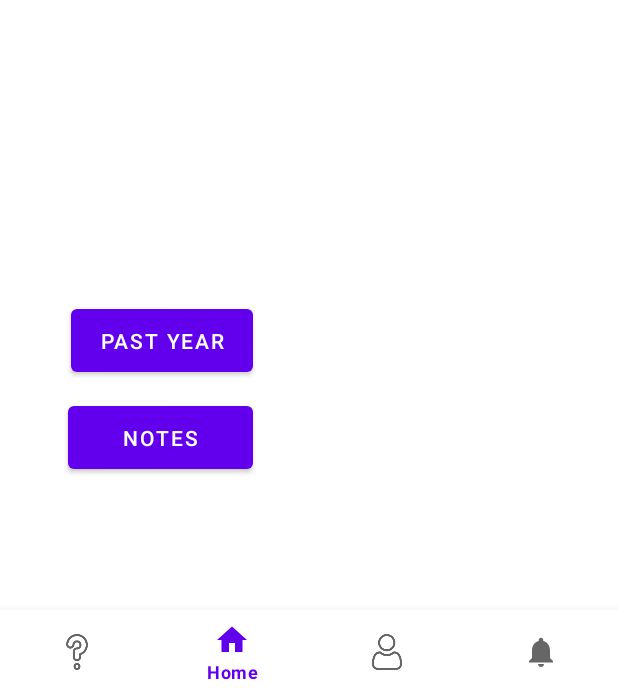
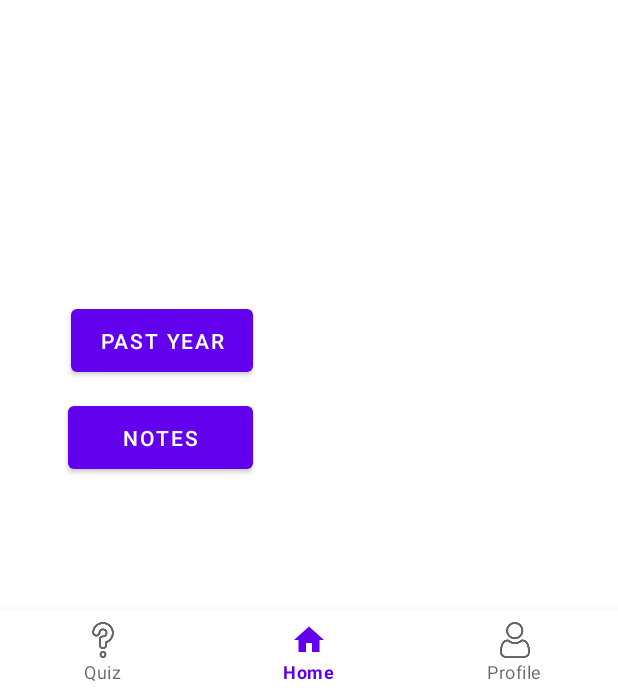
Before and after one commit to NurhanAnn/AccountOnTheGo_Report, an Android app: the screen it shows after launch (MainActivity), on a phone screen of 412 x 824 dp, the part 542-1236 px from its top. Run offline under Robolectric (Android 15) with nearby library versions, the phone set to English and light mode, and no system bars; our stand-ins replace navigation-ui; Roboto replaces fonts that are not available here.

Commit message:
NEW UPDATESSSSSSSSSSS

```diff
--- a/app/src/main/res/layout/activity_notes.xml
+++ b/app/src/main/res/layout/activity_notes.xml
@@ -27,7 +27,6 @@
         android:backgroundTint="#9F7878"
         android:drawableRight="@drawable/videos_zoom"
         android:text="videos"
-        android:onClick="openWebLink"
         app:layout_constraintBottom_toBottomOf="parent"
         app:layout_constraintEnd_toEndOf="parent"
         app:layout_constraintStart_toStartOf="parent"
--- a/app/src/main/res/layout/activity_profile.xml
+++ b/app/src/main/res/layout/activity_profile.xml
@@ -28,6 +28,6 @@
         app:layout_constraintLeft_toLeftOf="parent"
         app:layout_constraintRight_toRightOf="parent"
         app:layout_constraintTop_toTopOf="parent"
-        app:navGraph="@navigation/mobile_navigation2" />
+        app:navGraph="@navigation/mobile_navigation" />
 
 </androidx.constraintlayout.widget.ConstraintLayout>
--- a/app/src/main/res/menu/bottom_nav_menu.xml
+++ b/app/src/main/res/menu/bottom_nav_menu.xml
@@ -15,9 +15,4 @@
         android:icon="@drawable/profile"
         android:title="Profile" />
 
-    <item
-        android:id="@+id/navigation_notifications"
-        android:icon="@drawable/ic_notifications_black_24dp"
-        android:title="@string/title_notifications" />
-
 </menu>
--- a/build.gradle
+++ b/build.gradle
@@ -3,7 +3,7 @@ plugins {
     id 'com.android.application' version '7.3.1' apply false
     id 'com.android.library' version '7.3.1' apply false
 }
-
+/*
 ext {
     appCompatVersion = '1.5.1'
     constraintLayoutVersion = '2.1.4'
@@ -15,4 +15,4 @@ ext {
     junitVersion = '4.13.2'
     espressoVersion = '3.5.0'
     androidxJunitVersion = '4.13.2'
-}
+}*/
```
Also changed, not shown: app/build.gradle (+4 -4 lines), app/src/main/java/com/example/aotg_v1/Notes.java (+2 -9 lines).
